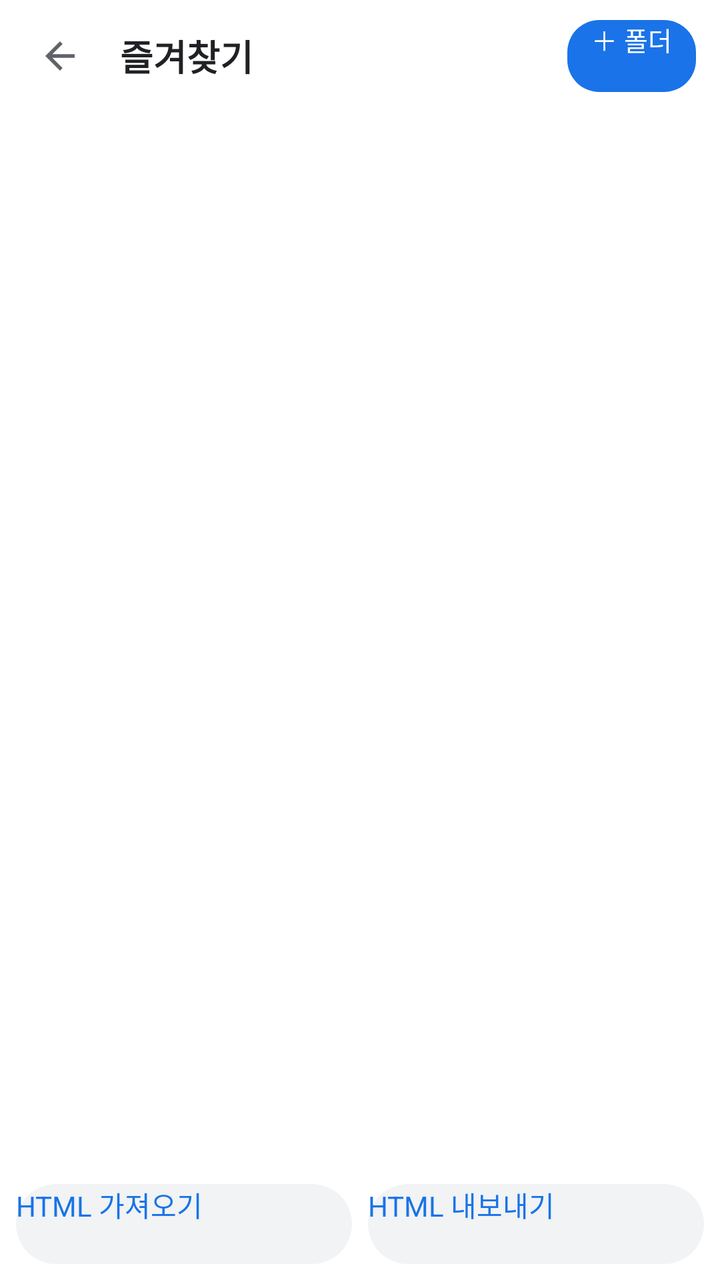
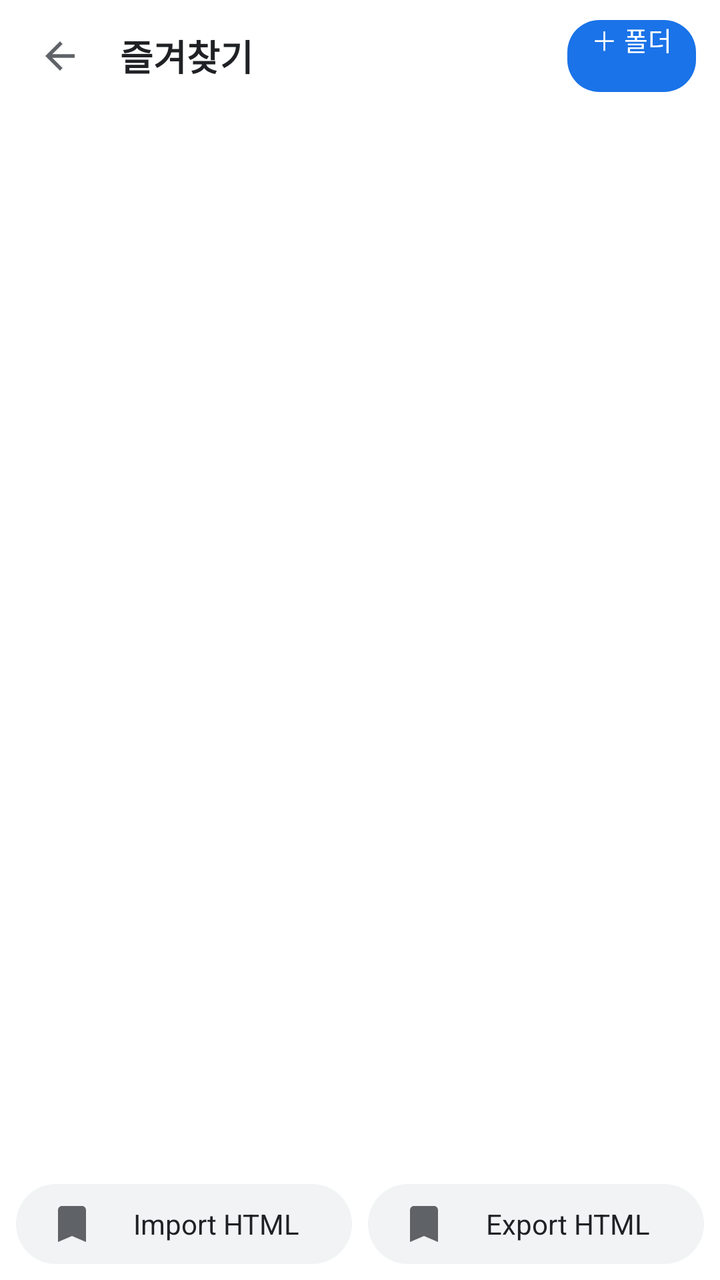

The first picture is an Android layout as it rendered before a commit; the second is the same layout after the commit. The layout source and the unified diff follow.
<!-- AndroidManifest.xml: application theme AppTheme -->
<!-- res/layout/activity_bookmarks.xml -->
<?xml version="1.0" encoding="utf-8"?>
<LinearLayout xmlns:android="http://schemas.android.com/apk/res/android"
    android:layout_width="match_parent"
    android:layout_height="match_parent"
    android:background="#FFFFFF"
    android:orientation="vertical">

    <LinearLayout
        android:layout_width="match_parent"
        android:layout_height="56dp"
        android:gravity="center_vertical"
        android:orientation="horizontal"
        android:paddingStart="8dp"
        android:paddingEnd="12dp">

        <ImageButton
            android:id="@+id/btnBack"
            android:layout_width="44dp"
            android:layout_height="44dp"
            android:background="@drawable/bg_btn_ripple"
            android:contentDescription="뒤로"
            android:padding="11dp"
            android:src="@drawable/ic_arrow_back"
            android:tint="@color/icon_tint" />

        <TextView
            android:id="@+id/txtTitle"
            android:layout_width="0dp"
            android:layout_height="wrap_content"
            android:layout_marginStart="8dp"
            android:layout_weight="1"
            android:ellipsize="middle"
            android:singleLine="true"
            android:text="즐겨찾기"
            android:textColor="#202124"
            android:textSize="18sp"
            android:textStyle="bold" />

        <Button
            android:id="@+id/btnNewFolder"
            android:layout_width="wrap_content"
            android:layout_height="36dp"
            android:background="@drawable/bg_btn_primary"
            android:paddingStart="12dp"
            android:paddingEnd="12dp"
            android:text="＋ 폴더"
            android:textColor="#FFFFFF"
            android:textSize="13sp" />
    </LinearLayout>

    <androidx.recyclerview.widget.RecyclerView
        android:id="@+id/list"
        android:layout_width="match_parent"
        android:layout_height="0dp"
        android:layout_weight="1" />

    <LinearLayout
        android:layout_width="match_parent"
        android:layout_height="wrap_content"
        android:orientation="horizontal"
        android:padding="8dp">

        <Button
            android:id="@+id/btnImport"
            android:layout_width="0dp"
            android:layout_height="40dp"
            android:layout_marginEnd="4dp"
            android:layout_weight="1"
            android:background="@drawable/bg_url"
            android:text="HTML 가져오기"
            android:textColor="#1A73E8" />

        <Button
            android:id="@+id/btnExport"
            android:layout_width="0dp"
            android:layout_height="40dp"
            android:layout_marginStart="4dp"
            android:layout_weight="1"
            android:background="@drawable/bg_url"
            android:text="HTML 내보내기"
            android:textColor="#1A73E8" />
    </LinearLayout>
</LinearLayout>
<!-- resources referenced by this layout -->
<resources>
  <color name="icon_tint">#5F6368</color>
  <!-- drawable bg_btn_primary (drawable) -->
  <?xml version="1.0" encoding="utf-8"?>
  <selector xmlns:android="http://schemas.android.com/apk/res/android">
      <item android:state_pressed="true">
          <shape android:shape="rectangle">
              <solid android:color="#1765CC" />
              <corners android:radius="16dp" />
          </shape>
      </item>
      <item>
          <shape android:shape="rectangle">
              <solid android:color="#1A73E8" />
              <corners android:radius="16dp" />
          </shape>
      </item>
  </selector>
  <!-- drawable bg_btn_ripple (drawable) -->
  <?xml version="1.0" encoding="utf-8"?>
  <ripple xmlns:android="http://schemas.android.com/apk/res/android"
      android:color="#1A000000">
      <item>
          <shape android:shape="rectangle">
              <solid android:color="@android:color/transparent" />
              <corners android:radius="24dp" />
          </shape>
      </item>
  </ripple>
  <!-- drawable bg_url (drawable) -->
  <?xml version="1.0" encoding="utf-8"?>
  <shape xmlns:android="http://schemas.android.com/apk/res/android"
      android:shape="rectangle">
      <solid android:color="#F1F3F4" />
      <corners android:radius="22dp" />
  </shape>
  <!-- drawable ic_arrow_back (drawable) -->
  <vector xmlns:android="http://schemas.android.com/apk/res/android"
      android:width="24dp"
      android:height="24dp"
      android:viewportWidth="24"
      android:viewportHeight="24">
      <path
          android:fillColor="#FFFFFF"
          android:pathData="M20,11H7.83l5.59,-5.59L12,4l-8,8 8,8 1.41,-1.41L7.83,13H20v-2z" />
  </vector>
  <style name="AppTheme" parent="android:Theme.Material.Light.NoActionBar">
          <item name="android:forceDarkAllowed">true</item>
          <item name="android:colorPrimary">#1A73E8</item>
          <item name="android:colorPrimaryDark">#1450A0</item>
          <item name="android:colorAccent">#1A73E8</item>
          <item name="android:navigationBarColor">#FFFFFF</item>
      </style>
</resources>

<!-- the commit's change to res/layout/activity_bookmarks.xml (unified diff, before → after) -->
@@ -66,9 +66,19 @@
             android:layout_height="40dp"
             android:layout_marginEnd="4dp"
             android:layout_weight="1"
-            android:background="@drawable/bg_url"
-            android:text="HTML 가져오기"
-            android:textColor="#1A73E8" />
+            android:background="@drawable/bg_btn_soft"
+            android:drawableStart="@drawable/ic_bookmark_add"
+            android:drawableTint="#5F6368"
+            android:drawablePadding="8dp"
+            android:gravity="center"
+            android:minWidth="0dp"
+            android:minHeight="0dp"
+            android:paddingStart="16dp"
+            android:paddingEnd="16dp"
+            android:text="@string/btn_import_html"
+            android:textAllCaps="false"
+            android:textColor="#202124"
+            android:textSize="14sp" />
 
         <Button
             android:id="@+id/btnExport"
@@ -76,8 +86,18 @@
             android:layout_height="40dp"
             android:layout_marginStart="4dp"
             android:layout_weight="1"
-            android:background="@drawable/bg_url"
-            android:text="HTML 내보내기"
-            android:textColor="#1A73E8" />
+            android:background="@drawable/bg_btn_soft"
+            android:drawableStart="@drawable/ic_bookmark"
+            android:drawableTint="#5F6368"
+            android:drawablePadding="8dp"
+            android:gravity="center"
+            android:minWidth="0dp"
+            android:minHeight="0dp"
+            android:paddingStart="16dp"
+            android:paddingEnd="16dp"
+            android:text="@string/btn_export_html"
+            android:textAllCaps="false"
+            android:textColor="#202124"
+            android:textSize="14sp" />
     </LinearLayout>
 </LinearLayout>
<!-- resource entries referenced after the edit -->
@@ -28,12 +28,12 @@
           </shape>
       </item>
   </ripple>
-  <!-- drawable bg_url (drawable) -->
+  <!-- drawable bg_btn_soft (drawable) -->
   <?xml version="1.0" encoding="utf-8"?>
   <shape xmlns:android="http://schemas.android.com/apk/res/android"
       android:shape="rectangle">
       <solid android:color="#F1F3F4" />
-      <corners android:radius="22dp" />
+      <corners android:radius="20dp" />
   </shape>
   <!-- drawable ic_arrow_back (drawable) -->
   <vector xmlns:android="http://schemas.android.com/apk/res/android"
@@ -45,6 +45,31 @@
           android:fillColor="#FFFFFF"
           android:pathData="M20,11H7.83l5.59,-5.59L12,4l-8,8 8,8 1.41,-1.41L7.83,13H20v-2z" />
   </vector>
+  <!-- drawable ic_bookmark (drawable) -->
+  <vector xmlns:android="http://schemas.android.com/apk/res/android"
+      android:width="24dp"
+      android:height="24dp"
+      android:viewportWidth="24"
+      android:viewportHeight="24">
+      <path
+          android:fillColor="#FFFFFF"
+          android:pathData="M17,3H7c-1.1,0 -2,0.9 -2,2v16l7,-3 7,3V5c0,-1.1 -0.9,-2 -2,-2z" />
+  </vector>
+  <!-- drawable ic_bookmark_add (drawable) -->
+  <vector xmlns:android="http://schemas.android.com/apk/res/android"
+      android:width="24dp"
+      android:height="24dp"
+      android:viewportWidth="24"
+      android:viewportHeight="24">
+      <path
+          android:fillColor="#5F6368"
+          android:pathData="M17,3H7C5.9,3 5,3.9 5,5V21L12,18L19,21V5C19,3.9 18.1,3 17,3Z" />
+      <path
+          android:fillColor="#FFFFFF"
+          android:pathData="M12,7.6L13.06,10.14L15.8,10.35L13.7,12.12L14.4,14.77L12,13.27L9.6,14.77L10.3,12.12L8.2,10.35L10.94,10.14Z" />
+  </vector>
+  <string name="btn_export_html">Export HTML</string>
+  <string name="btn_import_html">Import HTML</string>
   <style name="AppTheme" parent="android:Theme.Material.Light.NoActionBar">
           <item name="android:forceDarkAllowed">true</item>
           <item name="android:colorPrimary">#1A73E8</item>
